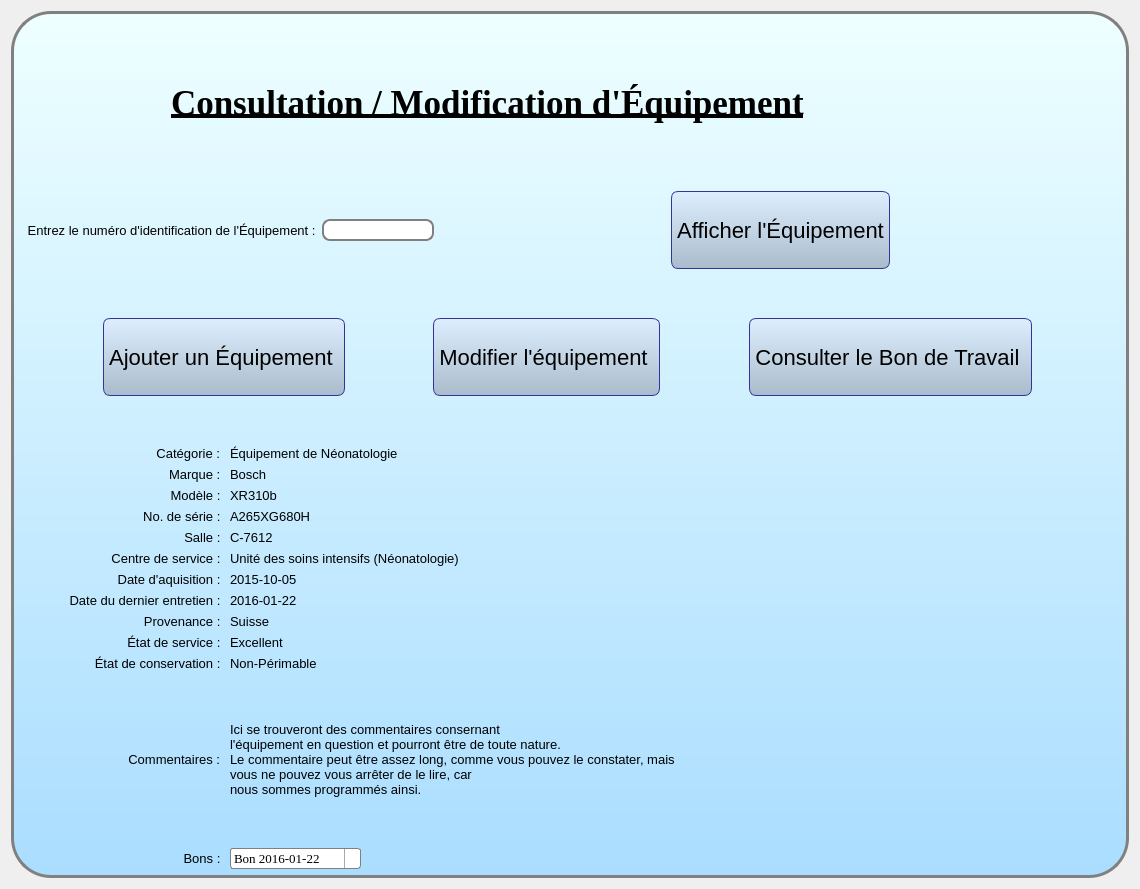
First picture: the form in Apprentissage Python/exercices/Hatim/Accueil/ConsultationEquip5.ui, repository ProjetPC2/SIMM-2.0, before the edit.
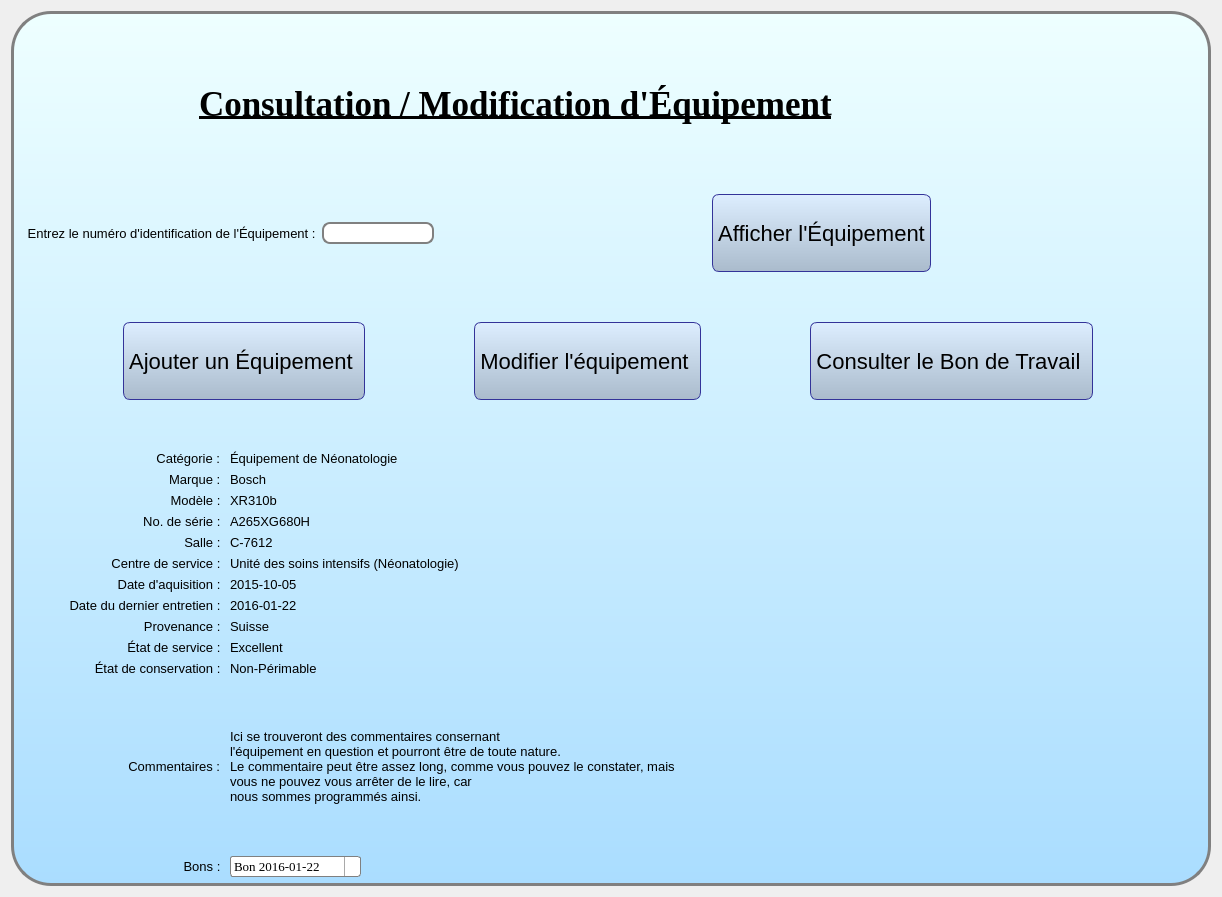
Second picture: the form after the edit. Icons and pictures are not drawn.

Diff of the .ui file:
```diff
--- a/Apprentissage Python/exercices/Hatim/Accueil/ConsultationEquip5.ui
+++ b/Apprentissage Python/exercices/Hatim/Accueil/ConsultationEquip5.ui
@@ -6,8 +6,8 @@
    <rect>
     <x>0</x>
     <y>0</y>
-    <width>1140</width>
-    <height>889</height>
+    <width>1222</width>
+    <height>897</height>
    </rect>
   </property>
   <property name="windowTitle">
```
